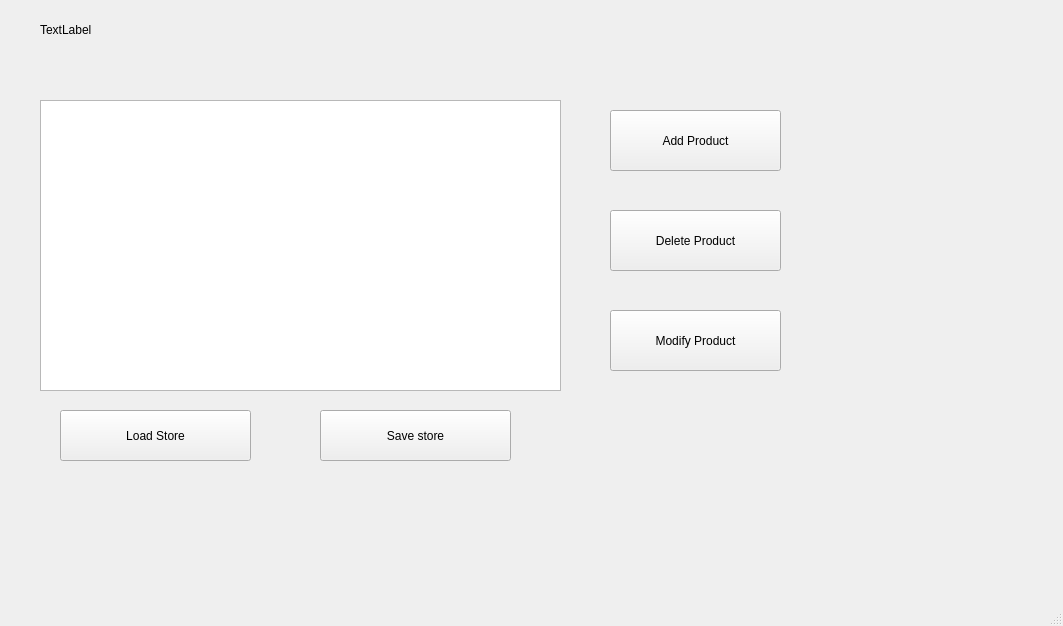
Before: the Qt Designer form erp/src/ui/mainwindow.ui in indexhtml821/TP4, drawn with Qt 5.
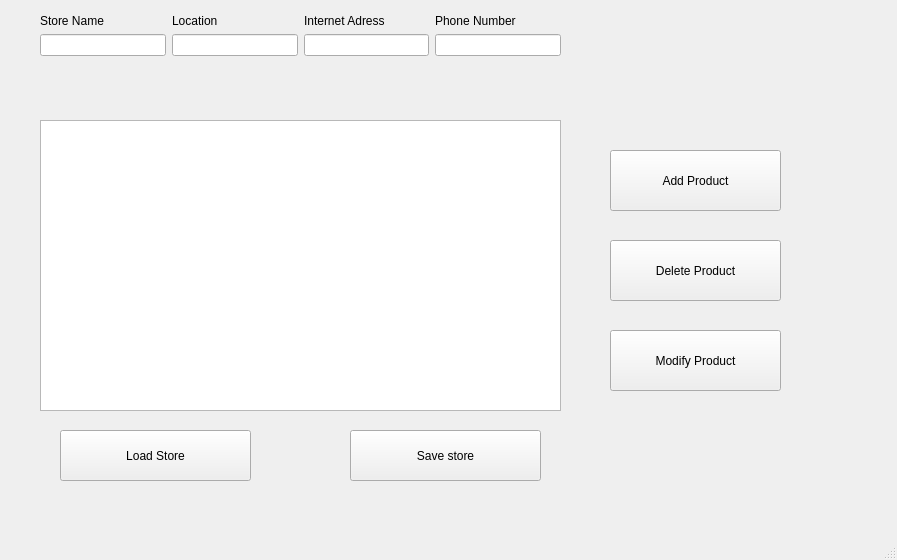
After: the same form once the commit is applied.

Commit message: visual changes to add store info

Diff of the .ui file:
```diff
--- a/erp/src/ui/mainwindow.ui
+++ b/erp/src/ui/mainwindow.ui
@@ -6,8 +6,8 @@
    <rect>
     <x>0</x>
     <y>0</y>
-    <width>1063</width>
-    <height>626</height>
+    <width>897</width>
+    <height>560</height>
    </rect>
   </property>
   <property name="windowTitle">
@@ -18,7 +18,7 @@
     <property name="geometry">
      <rect>
       <x>40</x>
-      <y>100</y>
+      <y>120</y>
       <width>521</width>
       <height>291</height>
      </rect>
@@ -28,7 +28,7 @@
     <property name="geometry">
      <rect>
       <x>610</x>
-      <y>110</y>
+      <y>150</y>
       <width>171</width>
       <height>61</height>
      </rect>
@@ -41,7 +41,7 @@
     <property name="geometry">
      <rect>
       <x>610</x>
-      <y>210</y>
+      <y>240</y>
       <width>171</width>
       <height>61</height>
      </rect>
@@ -50,24 +50,11 @@
      <string>Delete Product</string>
     </property>
    </widget>
-   <widget class="QLabel" name="storeNameL">
-    <property name="geometry">
-     <rect>
-      <x>40</x>
-      <y>20</y>
-      <width>63</width>
-      <height>20</height>
-     </rect>
-    </property>
-    <property name="text">
-     <string>TextLabel</string>
-    </property>
-   </widget>
    <widget class="QPushButton" name="loadStoreb">
     <property name="geometry">
      <rect>
       <x>60</x>
-      <y>410</y>
+      <y>430</y>
       <width>191</width>
       <height>51</height>
      </rect>
@@ -79,8 +66,8 @@
    <widget class="QPushButton" name="saveStoreB">
     <property name="geometry">
      <rect>
-      <x>320</x>
-      <y>410</y>
+      <x>350</x>
+      <y>430</y>
       <width>191</width>
       <height>51</height>
      </rect>
@@ -93,7 +80,7 @@
     <property name="geometry">
      <rect>
       <x>610</x>
-      <y>310</y>
+      <y>330</y>
       <width>171</width>
       <height>61</height>
      </rect>
@@ -102,6 +89,70 @@
      <string>Modify Product</string>
     </property>
    </widget>
+   <widget class="QWidget" name="horizontalLayoutWidget">
+    <property name="geometry">
+     <rect>
+      <x>40</x>
+      <y>10</y>
+      <width>521</width>
+      <height>21</height>
+     </rect>
+    </property>
+    <layout class="QHBoxLayout" name="horizontalLayout">
+     <item>
+      <widget class="QLabel" name="storeNameL">
+       <property name="text">
+        <string>Store Name</string>
+       </property>
+      </widget>
+     </item>
+     <item>
+      <widget class="QLabel" name="storeLocationL">
+       <property name="text">
+        <string>Location</string>
+       </property>
+      </widget>
+     </item>
+     <item>
+      <widget class="QLabel" name="storeInternetAddressL">
+       <property name="text">
+        <string>Internet Adress</string>
+       </property>
+      </widget>
+     </item>
+     <item>
+      <widget class="QLabel" name="storePhoneNumberL">
+       <property name="text">
+        <string>Phone Number</string>
+       </property>
+      </widget>
+     </item>
+    </layout>
+   </widget>
+   <widget class="QWidget" name="horizontalLayoutWidget_2">
+    <property name="geometry">
+     <rect>
+      <x>40</x>
+      <y>30</y>
+      <width>521</width>
+      <height>31</height>
+     </rect>
+    </property>
+    <layout class="QHBoxLayout" name="horizontalLayout_2">
+     <item>
+      <widget class="QLineEdit" name="lineEdit"/>
+     </item>
+     <item>
+      <widget class="QLineEdit" name="lineEdit_2"/>
+     </item>
+     <item>
+      <widget class="QLineEdit" name="lineEdit_3"/>
+     </item>
+     <item>
+      <widget class="QLineEdit" name="lineEdit_4"/>
+     </item>
+    </layout>
+   </widget>
   </widget>
   <widget class="QStatusBar" name="statusbar"/>
   <widget class="QMenuBar" name="menubar">
```
Left out of the diff: 4 changed lines with no effect on the pictures.
